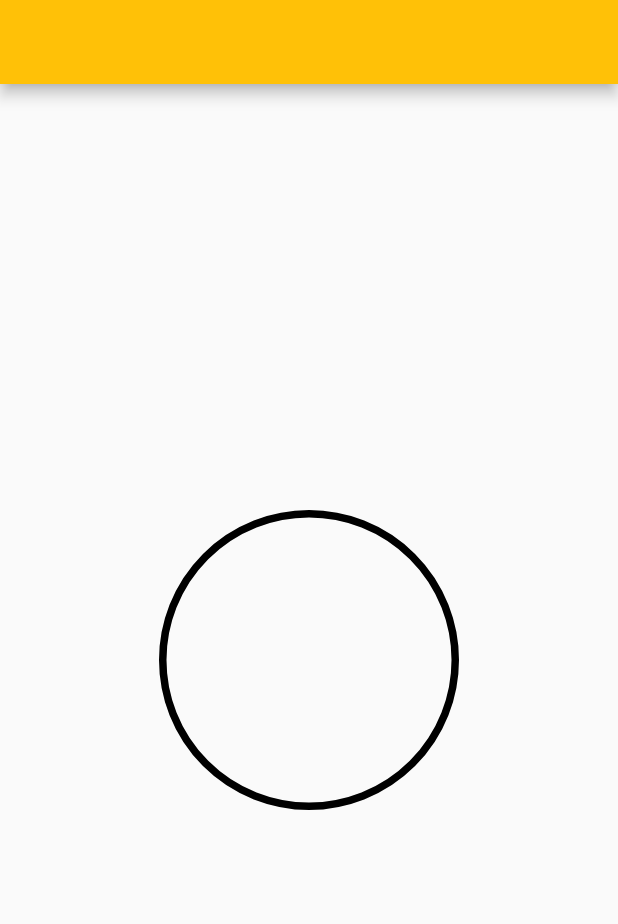
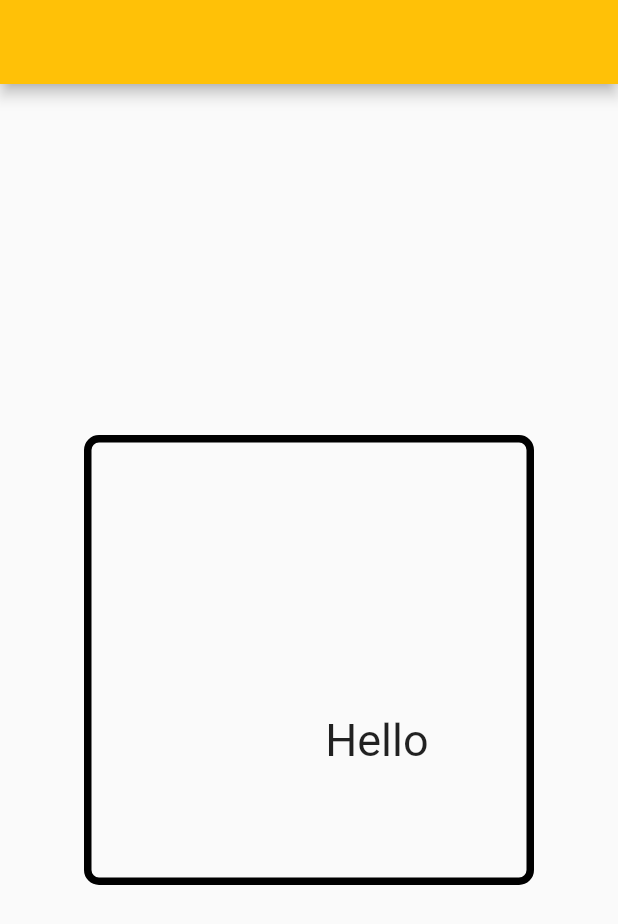
Before and after one commit to asahaya/widget_of_the_day_220813, a Flutter app: the screen it shows after launch, on a phone screen of 412 x 824 dp. Shown: the top 924 px of the screen. Run offline on Flutter 3.47's test engine with Material 2 defaults, Android fonts, the phone set to English and light mode, and no system bars.

Commit message:
text&alignment

```diff
--- a/lib/no01_Cointainer.dart
+++ b/lib/no01_Cointainer.dart
@@ -18,14 +18,29 @@ class _No01_ContainerState extends State<No01_Container> {
         ),
         body: Center(
           child: Container(
-            height: 200,
-            width: 200,
+            //位置
+            // alignment: Alignment.center,
+            // alignment: Alignment(-1, -1), //LU
+            // alignment: Alignment(-1, 1), //BU
+            // alignment: Alignment(1, -1), //RU
+            // alignment: Alignment(1, 1), //RB
+            alignment: Alignment(0.5, 0.5), //Center
+
+            //図形内余白
+            padding: EdgeInsets.all(20),
+            height: 300,
+            width: 300,
             decoration: BoxDecoration(
-                shape: BoxShape.circle,
-                border: Border.all(
-                  color: Colors.black,
-                  width: 5,
-                )),
+              border: Border.all(
+                color: Colors.black,
+                width: 5,
+              ),
+              borderRadius: BorderRadius.circular(10),
+            ),
+            child: Text(
+              'Hello',
+              style: TextStyle(fontSize: 30),
+            ),
           ),
         ),
       ),
```
